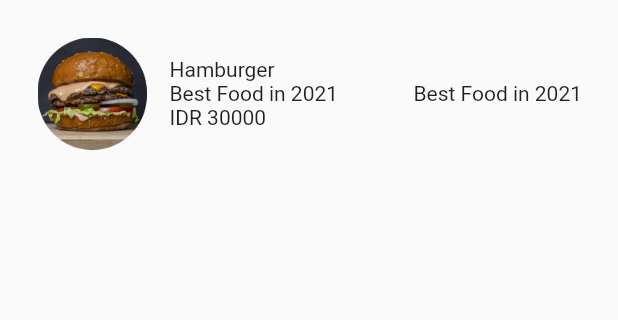
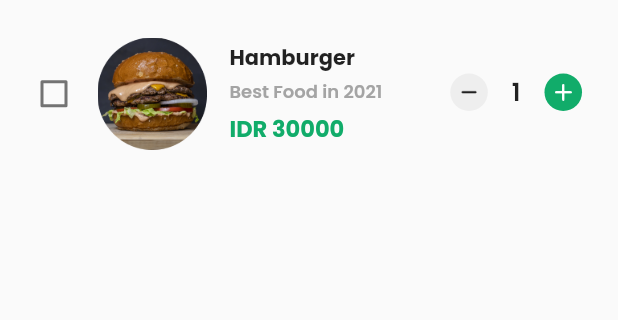
Before and after one commit to kevinrisqi/my-food, a Flutter app: the CartPage screen opened directly, on a phone screen of 412 x 824 dp, the part 75-395 px from its top. Run offline on Flutter 3.47's test engine with Material 2 defaults, Android fonts, the phone set to English and light mode, and no system bars; our stand-ins replace bottom_navy_bar, equatable, google_fonts.

Commit message:
Finishing Cart Page

```diff
--- a/lib/main.dart
+++ b/lib/main.dart
@@ -1,7 +1,5 @@
 import 'package:flutter/material.dart';
-import 'package:my_food/pages/cart_page.dart';
-import 'package:my_food/pages/home_page.dart';
-import 'package:my_food/pages/main_page.dart';
+import 'package:my_food/pages/sign_in_page.dart';
 
 void main() {
   runApp(MyApp());
@@ -19,8 +17,7 @@ class _MyAppState extends State<MyApp> {
   Widget build(BuildContext context) {
     return MaterialApp(
       debugShowCheckedModeBanner: false,
-      home: CartPage(),
-      // home: MainPage(),
+      home: SignInPage(),
     );
   }
 }
--- a/lib/pages/cart_page.dart
+++ b/lib/pages/cart_page.dart
@@ -8,6 +8,9 @@ class CartPage extends StatefulWidget {
 }
 
 class _CartPageState extends State<CartPage> {
+  int qty = 1;
+  bool isChecked = false;
+
   @override
   Widget build(BuildContext context) {
     return Scaffold(
@@ -22,10 +25,15 @@ class _CartPageState extends State<CartPage> {
               child: Row(
                 mainAxisAlignment: MainAxisAlignment.spaceBetween,
                 children: [
-                  Image.asset(
-                    "assets/icon/back.png",
-                    width: 25,
-                    height: 25,
+                  GestureDetector(
+                    onTap: () {
+                      Navigator.pop(context);
+                    },
+                    child: Image.asset(
+                      "assets/icon/back.png",
+                      width: 25,
+                      height: 25,
+                    ),
                   ),
                   Text(
                     'Cart',
@@ -41,9 +49,21 @@ class _CartPageState extends State<CartPage> {
               ),
             ),
             Container(
-              margin: EdgeInsets.symmetric(horizontal: defaultMargin),
+              margin: EdgeInsets.only(left: 12, right: defaultMargin),
               child: Row(
                 children: [
+                  Checkbox(
+                    value: isChecked,
+                    onChanged: (bool? value) {
+                      setState(() {
+                        isChecked = value ?? true;
+                      });
+                    },
+                    activeColor: mainColor,
+                  ),
+                  SizedBox(
+                    width: 4,
+                  ),
                   Image.asset(
                     "assets/img/hamburger.png",
                     width: 75,
@@ -56,20 +76,92 @@ class _CartPageState extends State<CartPage> {
                     child: Column(
                       crossAxisAlignment: CrossAxisAlignment.start,
                       children: [
-                        Text('Hamburger'),
+                        Text(
+                          'Hamburger',
+                          style: GoogleFonts.poppins(
+                              fontSize: 14, fontWeight: FontWeight.w700),
+                        ),
                         Row(
                           mainAxisAlignment: MainAxisAlignment.spaceBetween,
                           children: [
-                            Text('Best Food in 2021'),
-                            Text('Best Food in 2021'),
+                            Text(
+                              'Best Food in 2021',
+                              style: GoogleFonts.poppins(
+                                fontSize: 12,
+                                fontWeight: FontWeight.w600,
+                                color: greyColor,
+                              ),
+                            ),
+                            Row(
+                              children: [
+                                GestureDetector(
+                                  onTap: () {
+                                    setState(() {
+                                      qty--;
+                                    });
+                                  },
+                                  child: Container(
+                                    width: 25,
+                                    height: 25,
+                                    padding: EdgeInsets.all(4),
+                                    decoration: BoxDecoration(
+                                      color: Colors.grey.shade200,
+                                      shape: BoxShape.circle,
+                                    ),
+                                    child: Container(
+                                      decoration: BoxDecoration(
+                                        image: DecorationImage(
+                                            image: AssetImage(
+                                                'assets/icon/minus.png')),
+                                      ),
+                                    ),
+                                  ),
+                                ),
+                                SizedBox(width: 16),
+                                Text(
+                                  qty.toString(),
+                                  style: GoogleFonts.poppins(
+                                      fontSize: 16,
+                                      fontWeight: FontWeight.w600),
+                                ),
+                                SizedBox(width: 16),
+                                GestureDetector(
+                                  onTap: () {
+                                    setState(() {
+                                      qty++;
+                                    });
+                                  },
+                                  child: Container(
+                                    width: 25,
+                                    height: 25,
+                                    padding: EdgeInsets.all(7),
+                                    decoration: BoxDecoration(
+                                      color: mainColor,
+                                      shape: BoxShape.circle,
+                                    ),
+                                    child: Container(
+                                      decoration: BoxDecoration(
+                                        image: DecorationImage(
+                                            image: AssetImage(
+                                                'assets/icon/add.png')),
+                                      ),
+                                    ),
+                                  ),
+                                ),
+                              ],
+                            ),
                           ],
                         ),
-                        Text('IDR 30000'),
+                        Text(
+                          'IDR 30000',
+                          style: GoogleFonts.poppins(
+                              fontSize: 15,
+                              fontWeight: FontWeight.w700,
+                              color: mainColor),
+                        ),
                       ],
                     ),
                   ),
-
-
                 ],
               ),
             )
--- a/lib/pages/home_page.dart
+++ b/lib/pages/home_page.dart
@@ -1,6 +1,7 @@
 import 'package:flutter/cupertino.dart';
 import 'package:flutter/material.dart';
 import 'package:google_fonts/google_fonts.dart';
+import 'package:my_food/pages/cart_page.dart';
 import 'package:my_food/shared/theme.dart';
 import 'package:my_food/widgets/category_selector.dart';
 import 'package:my_food/widgets/food_list_item.dart';
@@ -26,19 +27,27 @@ class _HomePageState extends State<HomePage> {
               mainAxisAlignment: MainAxisAlignment.spaceBetween,
               children: [
                 Container(
-                  margin: EdgeInsets.symmetric(horizontal: defaultMargin, vertical: defaultMargin),
+                  margin: EdgeInsets.symmetric(
+                      horizontal: defaultMargin, vertical: defaultMargin),
                   width: 20,
                   height: 20,
                   decoration: BoxDecoration(
-                      image: DecorationImage(image: AssetImage('assets/icon/line.png'))
+                      image: DecorationImage(
+                          image: AssetImage('assets/icon/line.png'))),
                 ),
-                ),
-                Container(
-                  margin: EdgeInsets.symmetric(horizontal: defaultMargin, vertical: defaultMargin),
+                GestureDetector(
+                  onTap: () {
+                    Navigator.push(context,
+                        MaterialPageRoute(builder: (context) => CartPage()));
+                  },
+                  child: Container(
+                    margin: EdgeInsets.symmetric(
+                        horizontal: defaultMargin, vertical: defaultMargin),
                     width: 20,
                     height: 20,
                     decoration: BoxDecoration(
-                      image: DecorationImage(image: AssetImage('assets/icon/cart.png'))
+                        image: DecorationImage(
+                            image: AssetImage('assets/icon/cart.png'))),
                   ),
                 )
               ],
@@ -53,18 +62,19 @@ class _HomePageState extends State<HomePage> {
                 ),
                 child: Padding(
                   padding: EdgeInsets.symmetric(horizontal: defaultMargin),
-                child:
-                TextField(
+                  child: TextField(
                     controller: searchController,
                     decoration: InputDecoration(
                         hintText: 'Search',
-                      hintStyle: GoogleFonts.poppins(fontSize: 14, fontWeight: FontWeight.w500),
+                        hintStyle: GoogleFonts.poppins(
+                            fontSize: 14, fontWeight: FontWeight.w500),
                         border: InputBorder.none,
-                      suffixIcon: Icon(Icons.search, color: Colors.grey,)
+                        suffixIcon: Icon(
+                          Icons.search,
+                          color: Colors.grey,
+                        )),
                   ),
-                ),
-              )
-            ),
+                )),
             SizedBox(
               height: defaultMargin,
             ),
@@ -77,20 +87,21 @@ class _HomePageState extends State<HomePage> {
               margin: EdgeInsets.symmetric(horizontal: defaultMargin),
               child: Text(
                 'Fast Food',
-                style:
-                GoogleFonts.poppins(fontSize: 30, fontWeight: FontWeight.w500),
+                style: GoogleFonts.poppins(
+                    fontSize: 30, fontWeight: FontWeight.w500),
               ),
             ),
             SizedBox(
               height: 18,
             ),
             Column(
-              children: mockFoods.map((e) =>
-                  Padding(
+              children: mockFoods
+                  .map((e) => Padding(
                         padding: EdgeInsets.only(bottom: 20),
                         child: FoodListItem(e),
-                  )).toList(),),
-
+                      ))
+                  .toList(),
+            ),
           ],
         ),
       ),
--- a/lib/pages/sign_in_page.dart
+++ b/lib/pages/sign_in_page.dart
@@ -14,6 +14,7 @@ class SignInPage extends StatelessWidget {
 
     return Scaffold(
       body: SafeArea(
+        child: SingleChildScrollView(
           child: Column(
             crossAxisAlignment: CrossAxisAlignment.start,
             children: [
@@ -70,7 +71,10 @@ class SignInPage extends StatelessWidget {
                   ),
                   GestureDetector(
                     onTap: () {
-                    Navigator.push(context, MaterialPageRoute(builder: (context) => MainPage()),);
+                      Navigator.push(
+                        context,
+                        MaterialPageRoute(builder: (context) => MainPage()),
+                      );
                     },
                     child: Container(
                       width: 50,
@@ -170,6 +174,7 @@ class SignInPage extends StatelessWidget {
             ],
           ),
         ),
+      ),
     );
   }
 }
--- a/pubspec.yaml
+++ b/pubspec.yaml
@@ -24,7 +24,7 @@ dependencies:
   flutter:
     sdk: flutter
 
-  bottom_navy_bar: ^5.6.0
+  bottom_navy_bar: ^6.0.0
   google_fonts: ^2.1.0
   equatable: ^2.0.0
 
```
Also changed, not shown: pubspec.lock. Lines whose indentation alone changed are shown as unchanged.
